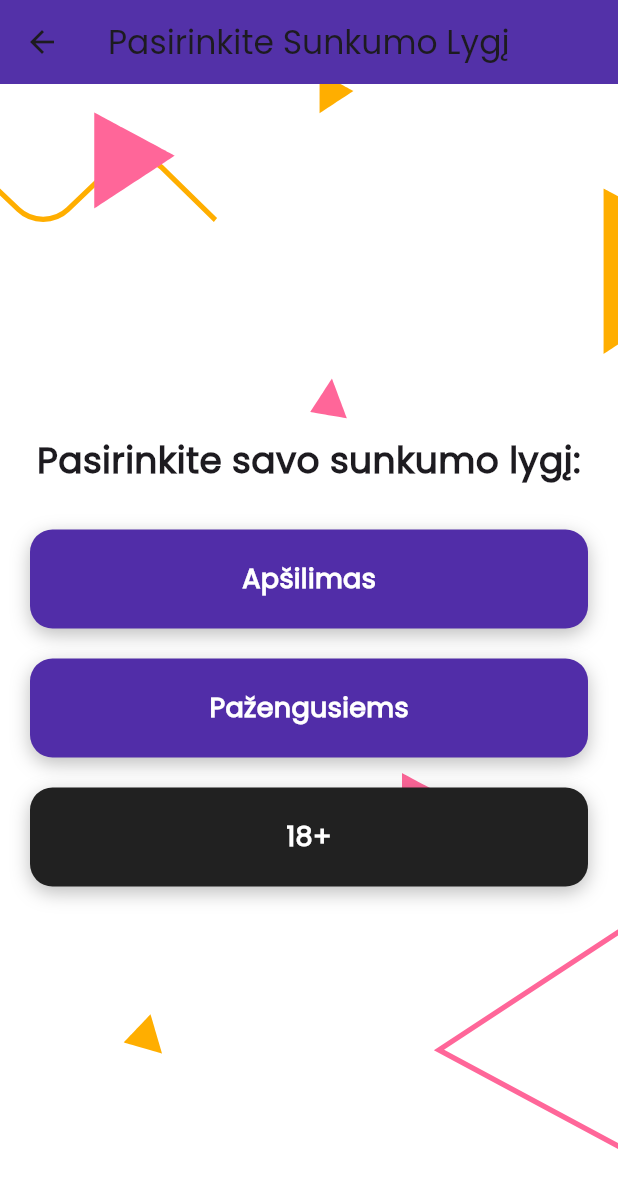
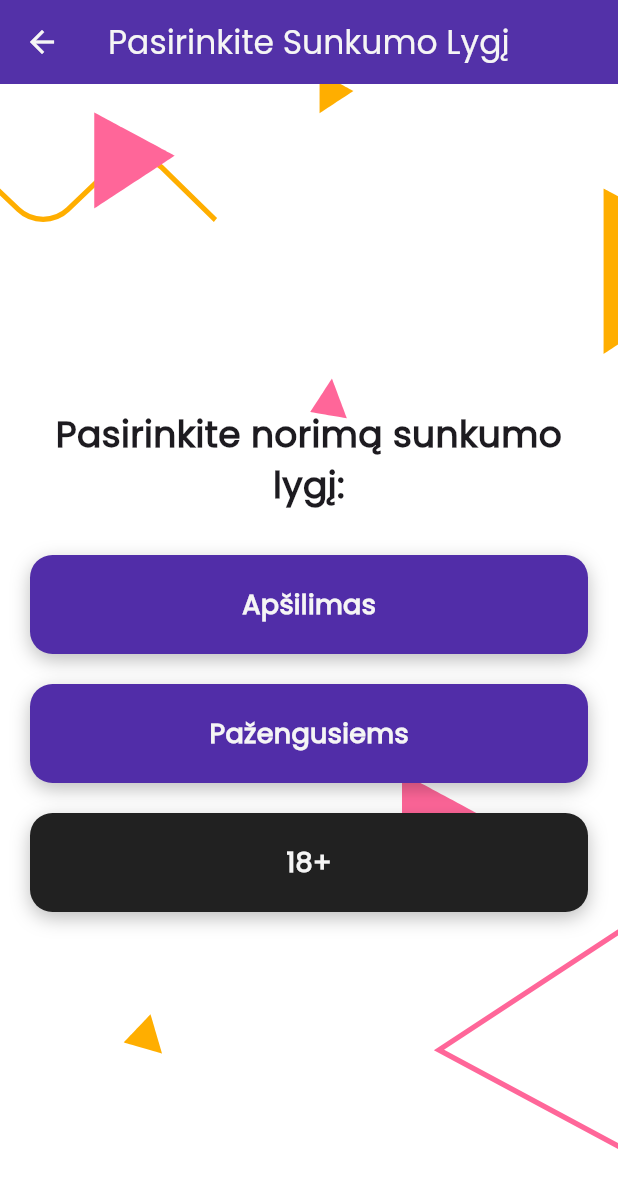
Before and after one commit to sarunasru/IsdriskArbaGerk, a Flutter app: the LevelSelectionPage screen opened directly, on a phone screen of 412 x 824 dp. Shown: the top 1188 px of the screen. Run offline on Flutter 3.47's test engine with Material 3 defaults, Android fonts, the phone set to English and light mode, and no system bars; our stand-ins replace introduction_screen, lottie, rflutter_alert; project files that could hold a hidden picture were left out.

Commit message:
Fixed styles to match IOS and Android versions

```diff
--- a/lib/pages/LevelSelectionPage.dart
+++ b/lib/pages/LevelSelectionPage.dart
@@ -8,11 +8,18 @@ class LevelSelectionPage extends StatelessWidget {
     return Scaffold(
       backgroundColor: Colors.white, // Set the background to white
       appBar: AppBar(
+        backgroundColor: Colors.deepPurple[700],
+        leading: IconButton(
+          icon: Icon(Icons.arrow_back),
+          color: Colors.grey[100],
+          onPressed: () {
+            Navigator.pop(context);
+          },
+        ),
         title: Text(
           'Pasirinkite Sunkumo Lygį',
-          style: TextStyle(fontFamily: 'Poppins'),
+          style: TextStyle(fontFamily: 'Poppins', color: Colors.grey[100]),
         ),
-        backgroundColor: Colors.deepPurple[700],
         elevation: 5.0,
       ),
       body: Stack(
@@ -54,7 +61,7 @@ class LevelSelectionPage extends StatelessWidget {
 
   Widget _buildHeaderText() {
     return Text(
-      'Pasirinkite savo sunkumo lygį:',
+      'Pasirinkite norimą sunkumo lygį:',
       textAlign: TextAlign.center,
       style: TextStyle(
         fontFamily: 'Poppins',
@@ -96,7 +103,7 @@ class LevelSelectionPage extends StatelessWidget {
               fontFamily: 'Poppins',
               fontWeight: FontWeight.bold,
               fontSize: 18.0,
-              color: Colors.white, // Ensure white text
+              color: Colors.grey[100], // Ensure grey text
             ),
           ),
         ),
--- a/lib/pages/home_page.dart
+++ b/lib/pages/home_page.dart
@@ -37,7 +37,7 @@ class _HomePageState extends State<HomePage> {
         ),
         title: Text(
           'Žaidimo Puslapis',
-          style: TextStyle(fontFamily: 'Poppins'),
+          style: TextStyle(fontFamily: 'Poppins', color: Colors.white,),
         ),
       ),
       body: SafeArea(
--- a/lib/pages/quiz_brain.dart
+++ b/lib/pages/quiz_brain.dart
@@ -4,9 +4,9 @@ class QuizBrain {
   List<String> currentBank = [];
 
   final List<String> familyFriendlyBank = [
-    'What is your favorite color?',
-    'Sing a nursery rhyme.',
-    'Do a funny dance.',
+    'Klausimas 1',
+    'Klausimas 2',
+    'Klausimas 3',
   ];
 
   final List<String> advancedBank = [
--- a/pubspec.yaml
+++ b/pubspec.yaml
@@ -31,6 +31,8 @@ dependencies:
   flutter:
     sdk: flutter
 
+dependency_overrides:
+  archive: ^3.4.10
 
   # The following adds the Cupertino Icons font to your application.
   # Use with the CupertinoIcons class for iOS style icons.
```
Also changed, not shown: pubspec.lock, 13 other files.
